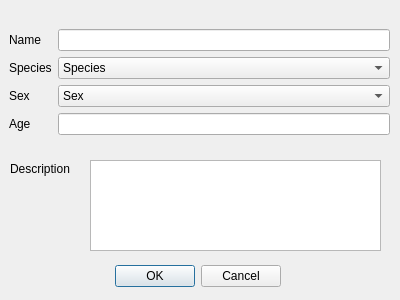
First picture: the form in interface/cuACS_Test/inputdialog.ui, repository ArclightEntertainment/arclight-placeholder, before the edit.
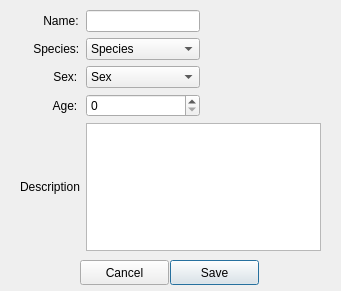
Second picture: the form after the edit.

Commit message: Reformatted Input dialog, Began Animal class. Need: SQL functions, ListView

What changed in the file:
```diff
--- a/interface/cuACS_Test/inputdialog.ui
+++ b/interface/cuACS_Test/inputdialog.ui
@@ -6,75 +6,32 @@
    <rect>
     <x>0</x>
     <y>0</y>
-    <width>400</width>
-    <height>300</height>
+    <width>341</width>
+    <height>291</height>
    </rect>
   </property>
   <property name="windowTitle">
    <string>Dialog</string>
   </property>
-  <widget class="QDialogButtonBox" name="buttonBox">
+  <widget class="QWidget" name="gridLayoutWidget">
    <property name="geometry">
     <rect>
-     <x>110</x>
-     <y>260</y>
-     <width>171</width>
-     <height>32</height>
+     <x>20</x>
+     <y>10</y>
+     <width>301</width>
+     <height>241</height>
     </rect>
    </property>
-   <property name="orientation">
-    <enum>Qt::Horizontal</enum>
-   </property>
-   <property name="standardButtons">
-    <set>QDialogButtonBox::Cancel|QDialogButtonBox::Ok</set>
-   </property>
-  </widget>
-  <widget class="QWidget" name="formLayoutWidget">
-   <property name="geometry">
-    <rect>
-     <x>9</x>
-     <y>29</y>
-     <width>381</width>
-     <height>121</height>
-    </rect>
-   </property>
-   <layout class="QFormLayout" name="formLayout">
+   <layout class="QGridLayout" name="gridLayout">
     <item row="0" column="0">
      <widget class="QLabel" name="nameLabel">
       <property name="text">
-       <string>Name</string>
+       <string>       Name:</string>
       </property>
      </widget>
     </item>
-    <item row="0" column="1">
-     <widget class="QLineEdit" name="nameLineEdit"/>
-    </item>
-    <item row="1" column="0">
-     <widget class="QLabel" name="speciesLabel">
-      <property name="text">
-       <string>Species</string>
-      </property>
-     </widget>
-    </item>
-    <item row="2" column="0">
-     <widget class="QLabel" name="sexLabel">
-      <property name="text">
-       <string>Sex</string>
-      </property>
-     </widget>
-    </item>
-    <item row="3" column="0">
-     <widget class="QLabel" name="ageLabel">
-      <property name="text">
-       <string>Age</string>
-      </property>
-     </widget>
-    </item>
-    <item row="3" column="1">
-     <widget class="QLineEdit" name="ageLineEdit"/>
-    </item>
     <item row="1" column="1">
-     <widget class="QComboBox" name="comboBox">
+     <widget class="QComboBox" name="speciesSelector">
       <item>
        <property name="text">
         <string>Species</string>
@@ -92,8 +49,38 @@
       </item>
      </widget>
     </item>
+    <item row="2" column="0">
+     <widget class="QLabel" name="sexLabel">
+      <property name="text">
+       <string>          Sex:</string>
+      </property>
+     </widget>
+    </item>
+    <item row="3" column="1">
+     <widget class="QSpinBox" name="ageSpinBox"/>
+    </item>
+    <item row="0" column="1">
+     <widget class="QLineEdit" name="nameLineEdit"/>
+    </item>
+    <item row="4" column="1" colspan="2">
+     <widget class="QTextEdit" name="descTextEdit"/>
+    </item>
+    <item row="1" column="0">
+     <widget class="QLabel" name="speciesLabel">
+      <property name="text">
+       <string>    Species:</string>
+      </property>
+     </widget>
+    </item>
+    <item row="4" column="0">
+     <widget class="QLabel" name="descLabel">
+      <property name="text">
+       <string>Description</string>
+      </property>
+     </widget>
+    </item>
     <item row="2" column="1">
-     <widget class="QComboBox" name="comboBox_2">
+     <widget class="QComboBox" name="sexSelector">
       <item>
        <property name="text">
         <string>Sex</string>
@@ -111,30 +98,63 @@
       </item>
      </widget>
     </item>
+    <item row="3" column="0">
+     <widget class="QLabel" name="ageLabel">
+      <property name="text">
+       <string>          Age:</string>
+      </property>
+     </widget>
+    </item>
+    <item row="0" column="2">
+     <spacer name="horizontalSpacer">
+      <property name="orientation">
+       <enum>Qt::Horizontal</enum>
+      </property>
+      <property name="sizeHint" stdset="0">
+       <size>
+        <width>40</width>
+        <height>20</height>
+       </size>
+      </property>
+     </spacer>
+    </item>
    </layout>
   </widget>
-  <widget class="QLabel" name="descLabel">
+  <widget class="QWidget" name="buttons" native="true">
    <property name="geometry">
     <rect>
-     <x>10</x>
-     <y>160</y>
-     <width>80</width>
-     <height>17</height>
+     <x>70</x>
+     <y>260</y>
+     <width>201</width>
+     <height>31</height>
     </rect>
    </property>
-   <property name="text">
-    <string>Description</string>
-   </property>
-  </widget>
-  <widget class="QTextEdit" name="descTextEdit">
-   <property name="geometry">
-    <rect>
-     <x>90</x>
-     <y>160</y>
-     <width>291</width>
-     <height>91</height>
-    </rect>
-   </property>
+   <widget class="QPushButton" name="saveButton">
+    <property name="geometry">
+     <rect>
+      <x>100</x>
+      <y>0</y>
+      <width>89</width>
+      <height>25</height>
+     </rect>
+    </property>
+    <property name="text">
+     <string>Save</string>
+    </property>
+   </widget>
+   <widget class="QPushButton" name="cancelButton">
+    <property name="geometry">
+     <rect>
+      <x>10</x>
+      <y>0</y>
+      <width>89</width>
+      <height>25</height>
+     </rect>
+    </property>
+    <property name="text">
+     <string>Cancel</string>
+    </property>
+   </widget>
   </widget>
  </widget>
  <tabstops>
```
Left out of the diff: 44 changed lines with no effect on the pictures. The commit also changes 19 other files.
